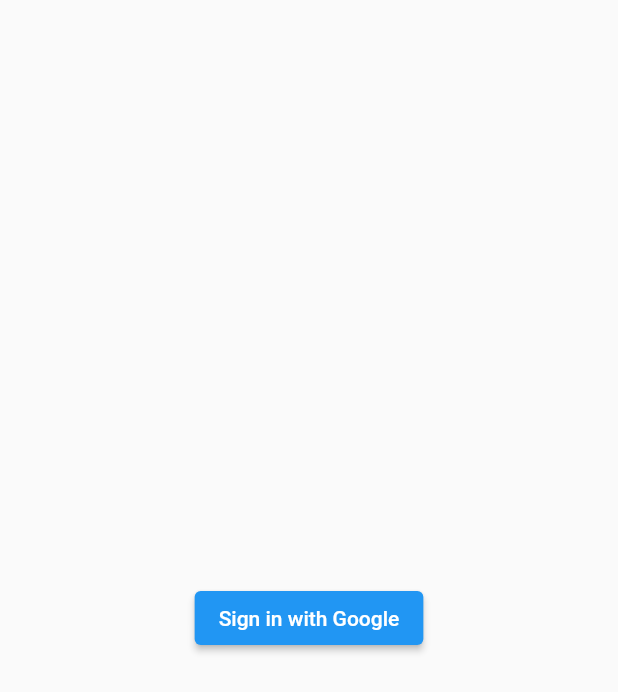
After one commit to Sheerabth/FlutterNotes, a Flutter app: the screen it shows after launch, after a tap on "Sign in with Google", on a phone screen of 412 x 824 dp. The commit adds this screen. Shown: the top 692 px of the screen. Run offline on Flutter 3.47's test engine with Material 2 defaults, Android fonts, the phone set to English and light mode, and no system bars; our stand-ins replace firebase_auth, firebase_core, google_sign_in, sqflite; accounts and stored records are empty; network calls fail.

Commit message:
add: google oauth

```diff
--- a/lib/main.dart
+++ b/lib/main.dart
@@ -1,16 +1,36 @@
+import 'package:firebase_auth/firebase_auth.dart';
 import 'package:flutter/material.dart';
-
+import 'package:firebase_core/firebase_core.dart';
+import 'package:flutter_notes/screens/sigin.dart';
 import './screens/home.dart';
 
-void main() => runApp(const MyApp());
+void main() async {
+  WidgetsFlutterBinding.ensureInitialized();
+  await Firebase.initializeApp(
+    options: const FirebaseOptions(
+      apiKey: 'AIzaSyAAX5TXvcMsk6krGXhoVMNXP8q2v0xfM40',
+      appId: '1:58792502861:android:779f8594a02f674b505e04',
+      messagingSenderId: '58792502861',
+      projectId: 'flutternotes-cd107',
+      storageBucket: 'flutternotes-cd107.appspot.com',
+    )
+  );
+  runApp(const MyApp());
+}
 
 class MyApp extends StatelessWidget {
   const MyApp({Key? key}) : super(key: key);
 
   @override
   Widget build(BuildContext context) {
+    User? currentUser = FirebaseAuth.instance.currentUser;
+    if (currentUser != null) {
+      return const MaterialApp(
+        home: Home(),
+      );
+    }
     return const MaterialApp(
-      home: Home(),
+      home: SignIn(),
     );
   }
 }
--- /dev/null
+++ b/lib/screens/sigin.dart
@@ -0,0 +1,62 @@
+import 'package:flutter/material.dart';
+import 'package:google_sign_in/google_sign_in.dart';
+import 'package:firebase_auth/firebase_auth.dart';
+
+import 'home.dart';
+
+class SignIn extends StatefulWidget {
+  const SignIn({Key? key}) : super(key: key);
+
+  @override
+  _SignIn createState() => _SignIn();
+}
+
+class _SignIn extends State<SignIn> {
+
+  Future<void> signInWithGoogle() async {
+    // Trigger the authentication flow
+    final GoogleSignInAccount? googleUser = await GoogleSignIn().signIn();
+
+    // Obtain the auth details from the request
+    final GoogleSignInAuthentication? googleAuth = await googleUser?.authentication;
+
+    // Create a new credential
+    final credential = GoogleAuthProvider.credential(
+      accessToken: googleAuth?.accessToken,
+      idToken: googleAuth?.idToken,
+    );
+
+    // Once signed in, return the UserCredential
+    UserCredential userCredential = await FirebaseAuth.instance.signInWithCredential(credential);
+    User? currentUser = FirebaseAuth.instance.currentUser;
+    if (currentUser != null) {
+      Navigator.pushReplacement(
+          context, MaterialPageRoute(builder: (context) => const Home()));
+    }
+  }
+
+  @override
+  Widget build(BuildContext context) {
+    return MaterialApp(
+      title: 'SignIn',
+      home: Scaffold(
+        body: Column(
+            mainAxisAlignment: MainAxisAlignment.center,
+            crossAxisAlignment: CrossAxisAlignment.center,
+            children: <Widget>[
+              Row(
+                mainAxisAlignment: MainAxisAlignment.center,
+                children: [
+                  ElevatedButton(
+                    onPressed: signInWithGoogle,
+                    child: const Text("Sign in with Google"),
+                  ),
+                ],
+              ),
+            ]
+        )
+      ),
+    );
+  }
+
+}
--- a/pubspec.yaml
+++ b/pubspec.yaml
@@ -36,6 +36,8 @@ dependencies:
   cupertino_icons: ^1.0.4
   english_words: ^4.0.0
   intl: ^0.17.0
+  google_sign_in: ^5.3.0
+  firebase_auth: ^3.3.15
 
 dev_dependencies:
   flutter_test:
```
Also changed, not shown: lib/screens/home.dart (+52 -5 lines), pubspec.lock, 3 other files.
